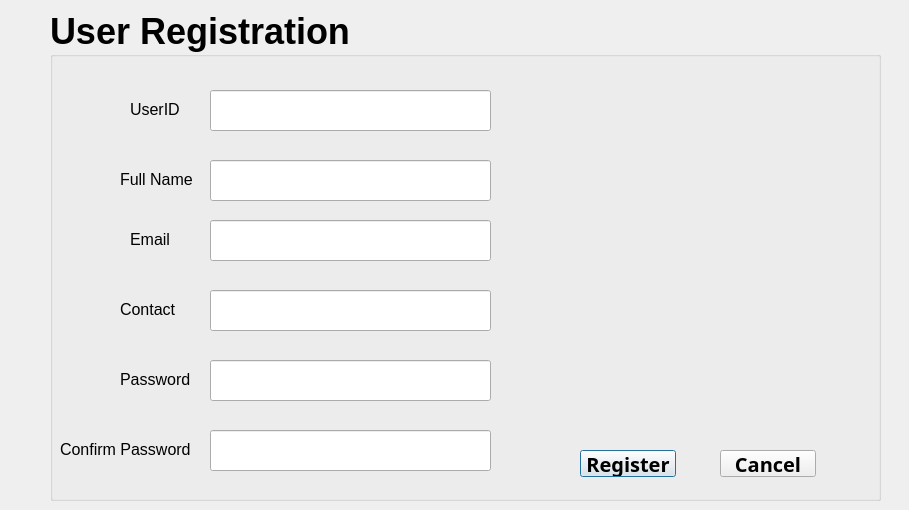
Above: registerscreen.ui from WeWeBunnyX/HotelReservationSQL_Application before the change. Below: the same form after it.
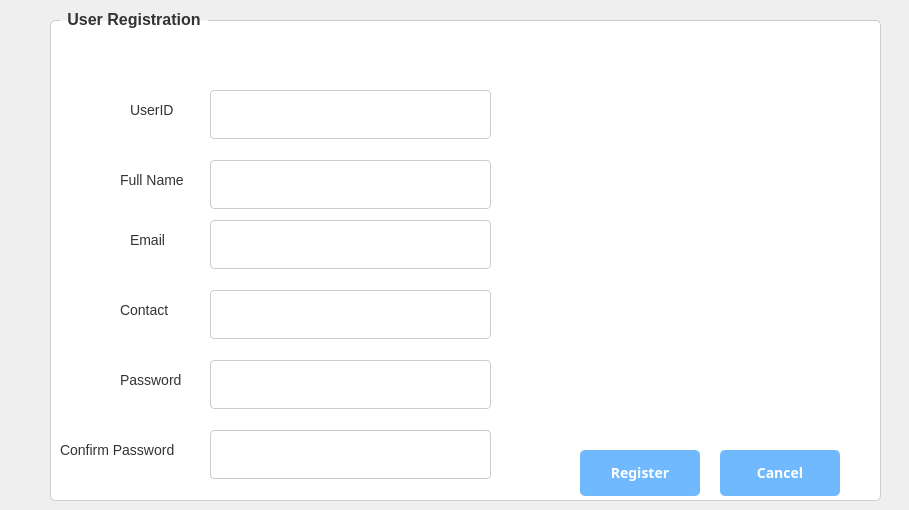
That is the form after the change.

```diff
--- a/registerscreen.ui
+++ b/registerscreen.ui
@@ -13,6 +13,71 @@
   <property name="windowTitle">
    <string>Dialog</string>
   </property>
+  <property name="styleSheet">
+   <string notr="true">RegisterScreen {
+    background-color: #f0f0f0;
+    color: #333333;
+    font-family: 'Segoe UI', Arial, sans-serif;
+    font-size: 13px;
+}
+
+QGroupBox {
+    background-color: #ffffff;
+    border: 1px solid #cccccc;
+    border-radius: 5px;
+    font-size: 16px;
+    font-weight: bold;
+    color: #333333;
+    margin-top: 10px;
+    padding: 20px;
+}
+
+QGroupBox::title {
+    subcontrol-origin: margin;
+    subcontrol-position: top left;
+    padding: 0 5px;
+    left: 10px;
+}
+
+QLabel {
+    font-size: 14px;
+    color: #333333;
+}
+
+QLineEdit {
+    background-color: #ffffff;
+    border: 1px solid #cccccc;
+    border-radius: 4px;
+    padding: 6px;
+    font-size: 13px;
+    color: #333333;
+    min-height: 35px;
+}
+
+QLineEdit:focus {
+    border-color: #70B9FE;
+    box-shadow: 0 0 5px rgba(112, 185, 254, 0.5);
+}
+
+QPushButton {
+    background-color: #70B9FE;
+    color: #ffffff;
+    border: none;
+    border-radius: 5px;
+    padding: 8px 15px;
+    font-size: 14px;
+    min-height: 30px;
+    min-width: 90px;
+}
+
+QPushButton:hover {
+    background-color: #5aa9fe;
+}
+
+QPushButton:pressed {
+    background-color: #4a99fe;
+}</string>
+  </property>
   <widget class="QGroupBox" name="UserRegGroupBox">
    <property name="geometry">
     <rect>
@@ -24,7 +89,7 @@
    </property>
    <property name="font">
     <font>
-     <pointsize>27</pointsize>
+     <pointsize>-1</pointsize>
      <bold>true</bold>
     </font>
    </property>
@@ -37,7 +102,7 @@
       <x>160</x>
       <y>80</y>
       <width>281</width>
-      <height>41</height>
+      <height>49</height>
      </rect>
     </property>
    </widget>
@@ -47,7 +112,7 @@
       <x>160</x>
       <y>210</y>
       <width>281</width>
-      <height>41</height>
+      <height>49</height>
      </rect>
     </property>
    </widget>
@@ -57,7 +122,7 @@
       <x>160</x>
       <y>280</y>
       <width>281</width>
-      <height>41</height>
+      <height>49</height>
      </rect>
     </property>
    </widget>
@@ -67,7 +132,7 @@
       <x>160</x>
       <y>350</y>
       <width>281</width>
-      <height>41</height>
+      <height>49</height>
      </rect>
     </property>
    </widget>
@@ -82,7 +147,7 @@
     </property>
     <property name="font">
      <font>
-      <pointsize>12</pointsize>
+      <pointsize>-1</pointsize>
       <bold>false</bold>
      </font>
     </property>
@@ -101,7 +166,7 @@
     </property>
     <property name="font">
      <font>
-      <pointsize>12</pointsize>
+      <pointsize>-1</pointsize>
       <bold>false</bold>
      </font>
     </property>
@@ -120,7 +185,7 @@
     </property>
     <property name="font">
      <font>
-      <pointsize>12</pointsize>
+      <pointsize>-1</pointsize>
       <bold>false</bold>
      </font>
     </property>
@@ -139,7 +204,7 @@
     </property>
     <property name="font">
      <font>
-      <pointsize>12</pointsize>
+      <pointsize>-1</pointsize>
       <bold>false</bold>
      </font>
     </property>
@@ -153,7 +218,7 @@
       <x>160</x>
       <y>420</y>
       <width>281</width>
-      <height>41</height>
+      <height>49</height>
      </rect>
     </property>
    </widget>
@@ -168,7 +233,7 @@
     </property>
     <property name="font">
      <font>
-      <pointsize>12</pointsize>
+      <pointsize>-1</pointsize>
       <bold>false</bold>
      </font>
     </property>
@@ -181,14 +246,14 @@
      <rect>
       <x>530</x>
       <y>440</y>
-      <width>96</width>
-      <height>27</height>
+      <width>120</width>
+      <height>46</height>
      </rect>
     </property>
     <property name="font">
      <font>
       <family>Adwaita Mono</family>
-      <pointsize>15</pointsize>
+      <pointsize>-1</pointsize>
       <bold>true</bold>
      </font>
     </property>
@@ -201,14 +266,14 @@
      <rect>
       <x>670</x>
       <y>440</y>
-      <width>96</width>
-      <height>27</height>
+      <width>120</width>
+      <height>46</height>
      </rect>
     </property>
     <property name="font">
      <font>
       <family>Adwaita Mono</family>
-      <pointsize>15</pointsize>
+      <pointsize>-1</pointsize>
       <bold>true</bold>
      </font>
     </property>
@@ -222,7 +287,7 @@
       <x>160</x>
       <y>150</y>
       <width>281</width>
-      <height>41</height>
+      <height>49</height>
      </rect>
     </property>
    </widget>
@@ -237,7 +302,7 @@
     </property>
     <property name="font">
      <font>
-      <pointsize>12</pointsize>
+      <pointsize>-1</pointsize>
       <bold>false</bold>
      </font>
     </property>
```
